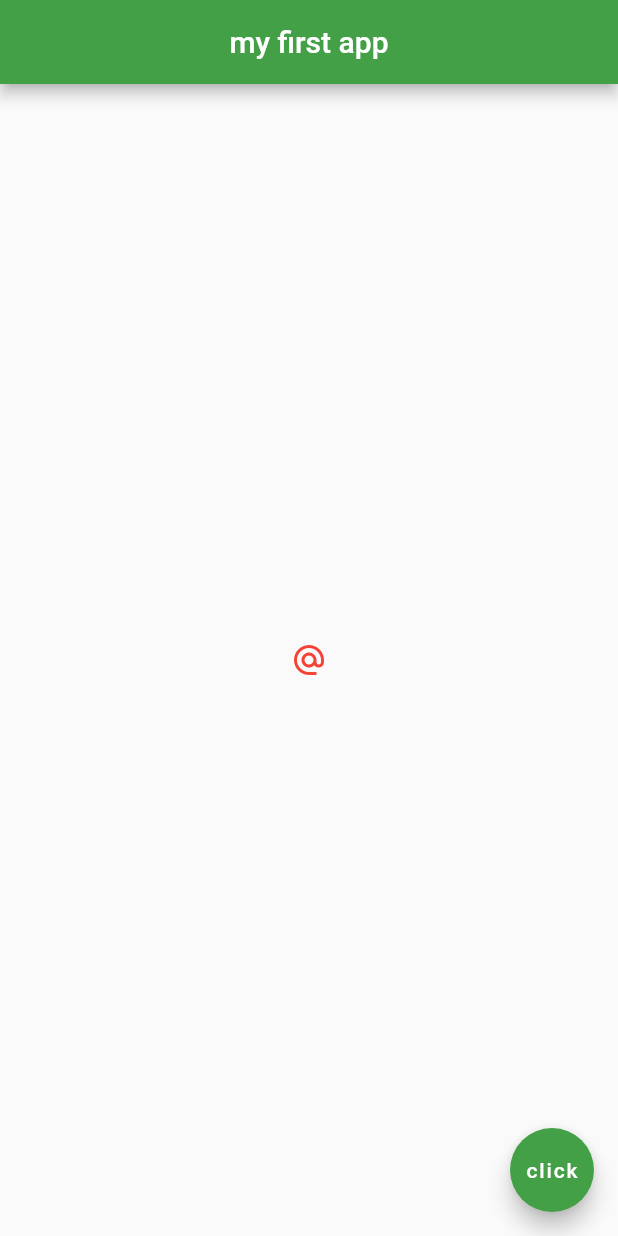
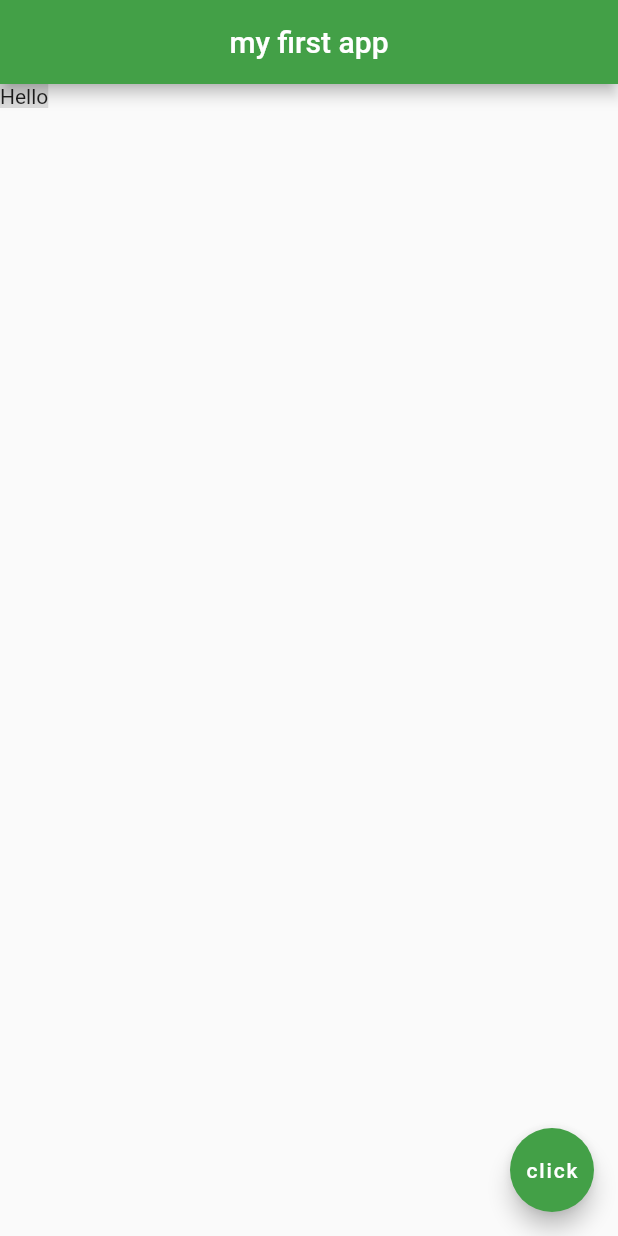
Before and after one commit to PasinduManeka/myapp, a Flutter app: the screen it shows after launch, on a phone screen of 412 x 824 dp. Run offline on Flutter 3.47's test engine with Material 2 defaults, Android fonts, the phone set to English and light mode, and no system bars.

Commit message:
Add a container

```diff
--- a/lib/main.dart
+++ b/lib/main.dart
@@ -20,12 +20,9 @@ class Home extends StatelessWidget {
         centerTitle: true,
         backgroundColor: Colors.green[600],
       ),
-      body: Center(
-        child: IconButton(
-          onPressed: (){},
-          icon:Icon(Icons.alternate_email),
-          color: Colors.red,
-        )
+      body: Container(
+        color: Colors.black12,
+        child: Text('Hello'),
       ),
       floatingActionButton: FloatingActionButton(
         onPressed: () {  },
```
